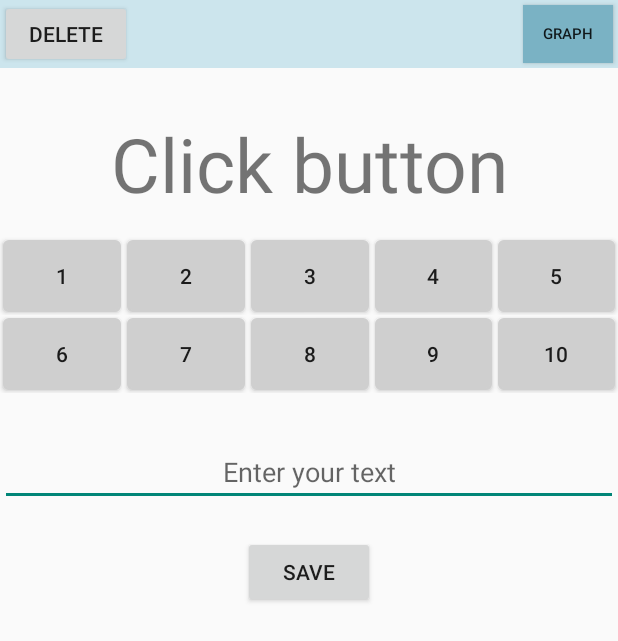
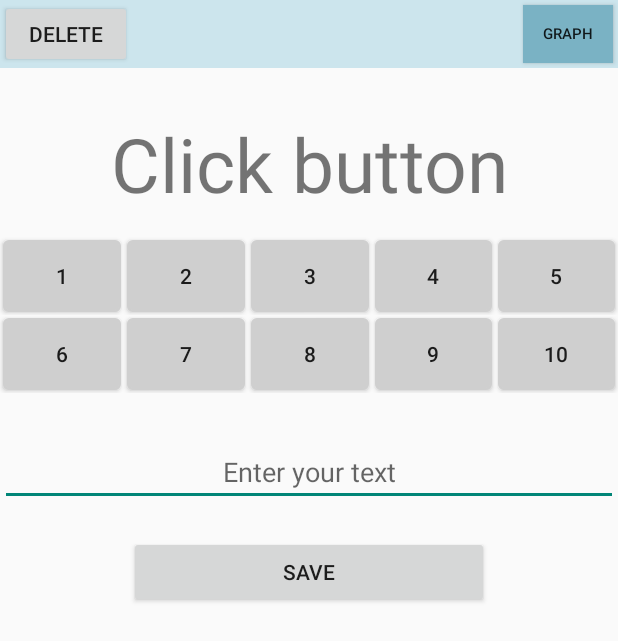
Before and after one commit to AlexandrMarikutsa/NewTestApp, an Android app: the screen it shows after launch (MainActivity), on a phone screen of 412 x 824 dp. Shown: the top 641 px of the screen. Run offline under Robolectric (Android 15) with nearby library versions, the phone set to English and light mode, and no system bars.

Commit message:
changed save button

```diff
--- a/app/src/main/res/layout/activity_main.xml
+++ b/app/src/main/res/layout/activity_main.xml
@@ -206,7 +206,7 @@
     </EditText>
 
     <Button
-        android:layout_width="wrap_content"
+        android:layout_width="@dimen/save_button_width"
         android:layout_height="wrap_content"
         android:text="@string/save_button_text"
         android:id="@+id/save_button"
--- a/app/src/main/res/values/color.xml
+++ b/app/src/main/res/values/color.xml
@@ -4,5 +4,5 @@
     <color name="toolbar_button_background">#7AB2C4</color>
     <color name="transparent_background">#314247</color>
     <color name="buttons_background_off">#CFCFCF</color>
-    <color name="buttons_background_on">#B5B5B5</color>
+    <color name="buttons_background_on">#7AB2C4</color>
 </resources>
--- a/app/src/main/res/values/dimens.xml
+++ b/app/src/main/res/values/dimens.xml
@@ -20,4 +20,5 @@
     <dimen name="axis_labels_text_size">11dp</dimen>
     <dimen name="chart_title_text_size">20dp</dimen>
     <dimen name="axis_title_text_size">20dp</dimen>
+    <dimen name="save_button_width">240dp</dimen>
 </resources>
```
Also changed, not shown: 3 other files.
